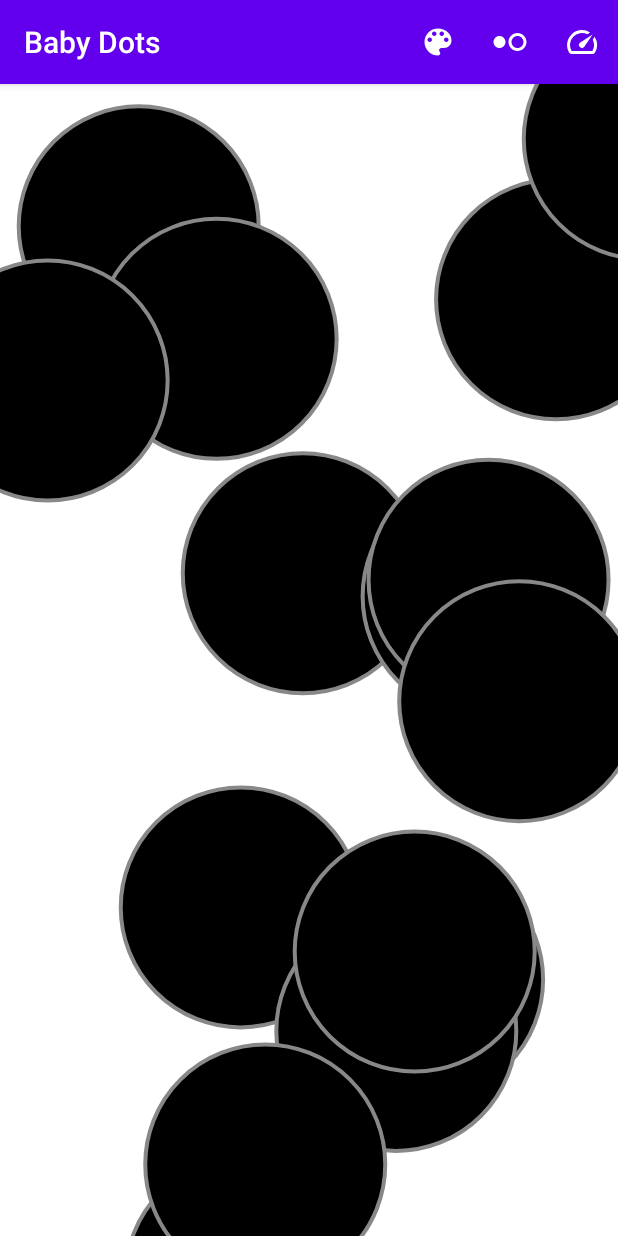
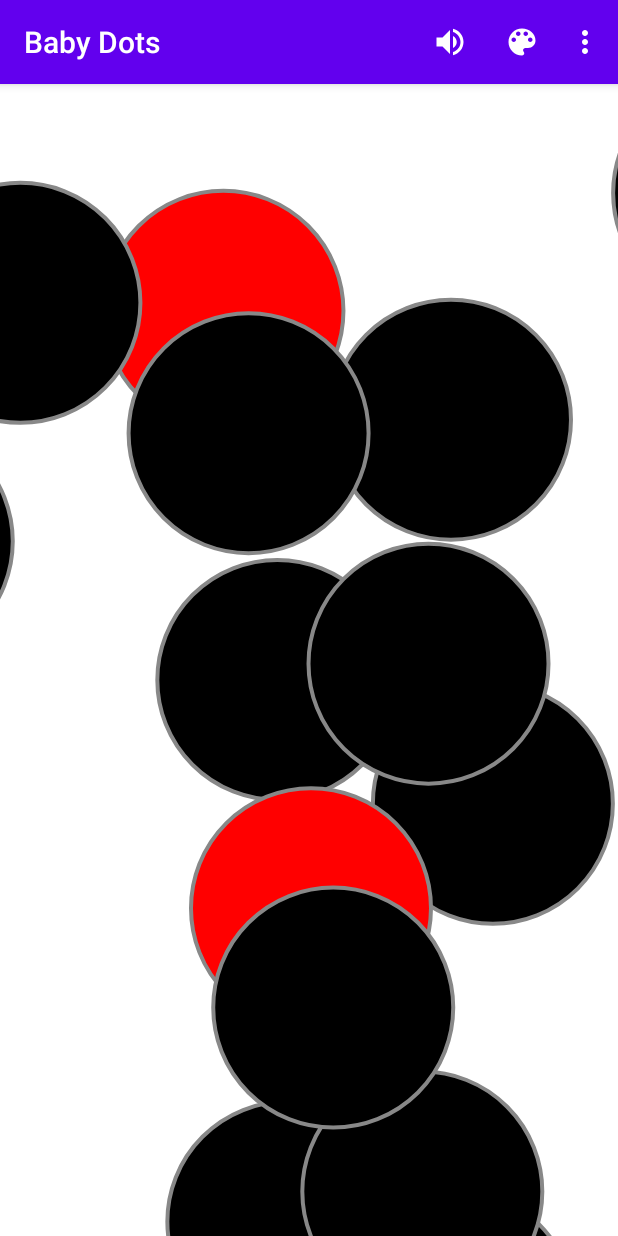
Before and after one commit to babydots/babydots, an Android app: the screen it shows after launch (MainActivity), after a tap on "Colour Scheme", on a phone screen of 412 x 824 dp. Run offline under Robolectric (Android 15) with nearby library versions, the phone set to English and light mode, and no system bars.

Commit message:
Play music when user touches action bar icon (default to off).
Currently only one song. Fixes #3

```diff
--- a/app/src/main/java/com/serwylo/babydots/MainActivity.kt
+++ b/app/src/main/java/com/serwylo/babydots/MainActivity.kt
@@ -1,5 +1,6 @@
 package com.serwylo.babydots
 
+import android.media.MediaPlayer
 import androidx.appcompat.app.AppCompatActivity
 import android.os.Bundle
 import android.view.Menu
@@ -8,6 +9,9 @@ import android.view.MenuItem
 class MainActivity : AppCompatActivity() {
 
     private lateinit var dots: AnimatedDots
+    private lateinit var mediaPlayer: MediaPlayer
+
+    private var isMusicOn = false
 
     override fun onCreate(savedInstanceState: Bundle?) {
 
@@ -21,19 +25,53 @@ class MainActivity : AppCompatActivity() {
             dots.restartDots()
         }
 
+        mediaPlayer = MediaPlayer.create(this, R.raw.classical)
+
     }
 
-    override fun onPrepareOptionsMenu(menu: Menu?): Boolean {
+    override fun onResume() {
+        super.onResume()
+
+        if (isMusicOn) {
+            mediaPlayer.start();
+        }
+    }
+
+    override fun onCreateOptionsMenu(menu: Menu?): Boolean {
         menuInflater.inflate(R.menu.main_menu, menu)
+
+        setMenuIconForSound(menu?.findItem(R.id.menu_sound), isMusicOn)
+
         return true
     }
 
     override fun onOptionsItemSelected(item: MenuItem): Boolean {
         when (item.itemId) {
+            R.id.menu_sound -> onSoundSelected(item)
             R.id.menu_colour -> dots.changeColour()
             R.id.menu_size -> dots.changeSize()
             R.id.menu_speed -> dots.changeSpeed()
         }
         return false
     }
+
+    private fun onSoundSelected(item: MenuItem) {
+        if (isMusicOn) {
+            mediaPlayer.pause()
+            isMusicOn = false
+        } else {
+            mediaPlayer.start()
+            isMusicOn = true
+        }
+
+        setMenuIconForSound(item, isMusicOn)
+    }
+
+    private fun setMenuIconForSound(item: MenuItem?, isMusicOn: Boolean) {
+        if (isMusicOn) {
+            item?.setIcon(R.drawable.ic_sound_on)
+        } else {
+            item?.setIcon(R.drawable.ic_sound_off)
+        }
+    }
 }
--- /dev/null
+++ b/app/src/main/res/drawable/ic_sound_off.xml
@@ -0,0 +1,5 @@
+<vector android:height="24dp" android:tint="#FFFFFF"
+    android:viewportHeight="24" android:viewportWidth="24"
+    android:width="24dp" xmlns:android="http://schemas.android.com/apk/res/android">
+    <path android:fillColor="@android:color/white" android:pathData="M16.5,12c0,-1.77 -1.02,-3.29 -2.5,-4.03v2.21l2.45,2.45c0.03,-0.2 0.05,-0.41 0.05,-0.63zM19,12c0,0.94 -0.2,1.82 -0.54,2.64l1.51,1.51C20.63,14.91 21,13.5 21,12c0,-4.28 -2.99,-7.86 -7,-8.77v2.06c2.89,0.86 5,3.54 5,6.71zM4.27,3L3,4.27 7.73,9L3,9v6h4l5,5v-6.73l4.25,4.25c-0.67,0.52 -1.42,0.93 -2.25,1.18v2.06c1.38,-0.31 2.63,-0.95 3.69,-1.81L19.73,21 21,19.73l-9,-9L4.27,3zM12,4L9.91,6.09 12,8.18L12,4z"/>
+</vector>
--- /dev/null
+++ b/app/src/main/res/drawable/ic_sound_on.xml
@@ -0,0 +1,5 @@
+<vector android:height="24dp" android:tint="#FFFFFF"
+    android:viewportHeight="24" android:viewportWidth="24"
+    android:width="24dp" xmlns:android="http://schemas.android.com/apk/res/android">
+    <path android:fillColor="@android:color/white" android:pathData="M3,9v6h4l5,5L12,4L7,9L3,9zM16.5,12c0,-1.77 -1.02,-3.29 -2.5,-4.03v8.05c1.48,-0.73 2.5,-2.25 2.5,-4.02zM14,3.23v2.06c2.89,0.86 5,3.54 5,6.71s-2.11,5.85 -5,6.71v2.06c4.01,-0.91 7,-4.49 7,-8.77s-2.99,-7.86 -7,-8.77z"/>
+</vector>
--- a/app/src/main/res/menu/main_menu.xml
+++ b/app/src/main/res/menu/main_menu.xml
@@ -1,25 +1,29 @@
 <?xml version="1.0" encoding="utf-8"?>
-<menu xmlns:tools="http://schemas.android.com/tools"
-    xmlns:android="http://schemas.android.com/apk/res/android"
+<menu xmlns:android="http://schemas.android.com/apk/res/android"
     xmlns:app="http://schemas.android.com/apk/res-auto">
+
+    <item
+        android:id="@+id/menu_sound"
+        android:icon="@drawable/ic_sound_on"
+        android:title="@string/colour_scheme"
+        app:showAsAction="always" />
 
     <item
         android:id="@+id/menu_colour"
         android:icon="@drawable/ic_colour"
         android:title="@string/colour_scheme"
-        app:showAsAction="always" />
+        app:showAsAction="ifRoom" />
 
     <item
         android:id="@+id/menu_size"
         android:icon="@drawable/ic_size"
         android:title="@string/size"
-        app:showAsAction="always" />
+        app:showAsAction="ifRoom" />
 
     <item
         android:id="@+id/menu_speed"
         android:icon="@drawable/ic_speed"
         android:title="@string/speed"
-        app:showAsAction="always"
-        tools:ignore="AlwaysShowAction" />
+        app:showAsAction="ifRoom" />
 
 </menu>
```
